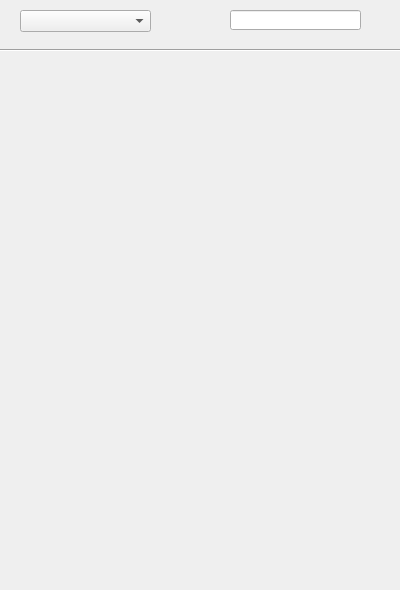
Before: the Qt Designer form src/KoRE_GUI/FrameBufferEditor.ui in domme/VoxelConeTracing, drawn with Qt 5.
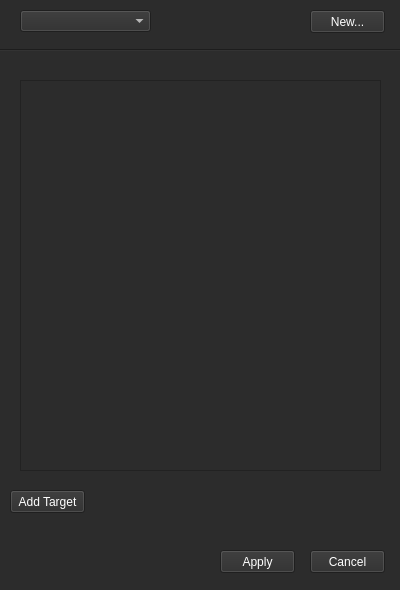
After: the same form once the commit is applied.

Commit message: progress in FrameBufferStage GUI handling

What changed in the file:
```diff
--- a/src/KoRE_GUI/FrameBufferEditor.ui
+++ b/src/KoRE_GUI/FrameBufferEditor.ui
@@ -16,8 +16,21 @@
     <height>300</height>
    </size>
   </property>
+  <property name="maximumSize">
+   <size>
+    <width>400</width>
+    <height>16777215</height>
+   </size>
+  </property>
+  <property name="mouseTracking">
+   <bool>false</bool>
+  </property>
   <property name="windowTitle">
-   <string>FrameBufferEditor</string>
+   <string>Framebuffer Stage</string>
+  </property>
+  <property name="styleSheet">
+   <string notr="true">background-color: rgb(44, 44, 44);
+color: rgb(255, 255, 255);</string>
   </property>
   <property name="locale">
    <locale language="English" country="UnitedStates"/>
@@ -31,6 +44,12 @@
      <height>22</height>
     </rect>
    </property>
+   <property name="editable">
+    <bool>false</bool>
+   </property>
+   <property name="insertPolicy">
+    <enum>QComboBox::InsertAlphabetically</enum>
+   </property>
   </widget>
   <widget class="Line" name="line">
    <property name="geometry">
@@ -51,13 +70,68 @@
     <enum>Qt::Horizontal</enum>
    </property>
   </widget>
-  <widget class="QLineEdit" name="lineEdit">
+  <widget class="QPushButton" name="newbutton">
    <property name="geometry">
     <rect>
-     <x>230</x>
+     <x>310</x>
      <y>10</y>
-     <width>131</width>
-     <height>20</height>
+     <width>75</width>
+     <height>23</height>
+    </rect>
+   </property>
+   <property name="text">
+    <string>New...</string>
+   </property>
+   <property name="checkable">
+    <bool>false</bool>
+   </property>
+  </widget>
+  <widget class="QPushButton" name="pushButton">
+   <property name="geometry">
+    <rect>
+     <x>10</x>
+     <y>490</y>
+     <width>75</width>
+     <height>23</height>
+    </rect>
+   </property>
+   <property name="text">
+    <string>Add Target</string>
+   </property>
+  </widget>
+  <widget class="QPushButton" name="pushButton_2">
+   <property name="geometry">
+    <rect>
+     <x>220</x>
+     <y>550</y>
+     <width>75</width>
+     <height>23</height>
+    </rect>
+   </property>
+   <property name="text">
+    <string>Apply</string>
+   </property>
+  </widget>
+  <widget class="QPushButton" name="pushButton_3">
+   <property name="geometry">
+    <rect>
+     <x>310</x>
+     <y>550</y>
+     <width>75</width>
+     <height>23</height>
+    </rect>
+   </property>
+   <property name="text">
+    <string>Cancel</string>
+   </property>
+  </widget>
+  <widget class="QTableWidget" name="tableWidget">
+   <property name="geometry">
+    <rect>
+     <x>20</x>
+     <y>80</y>
+     <width>361</width>
+     <height>391</height>
     </rect>
    </property>
   </widget>
```
Left out of the diff: 19 changed lines with no effect on the pictures. The commit also changes 11 other files.
